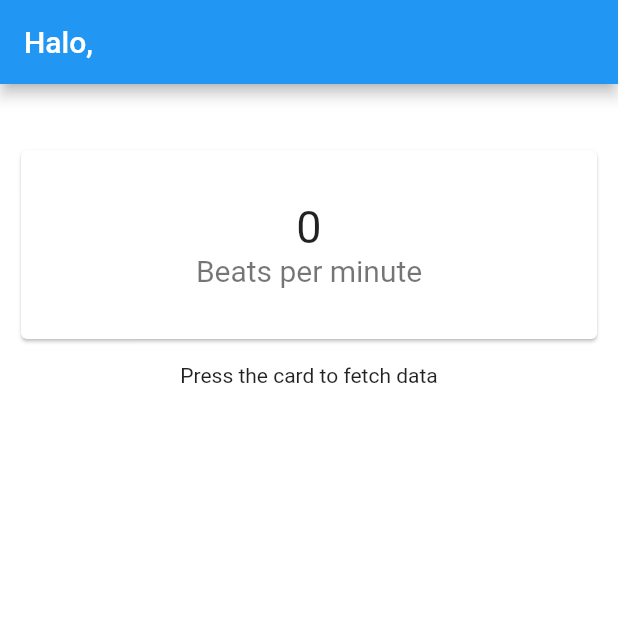
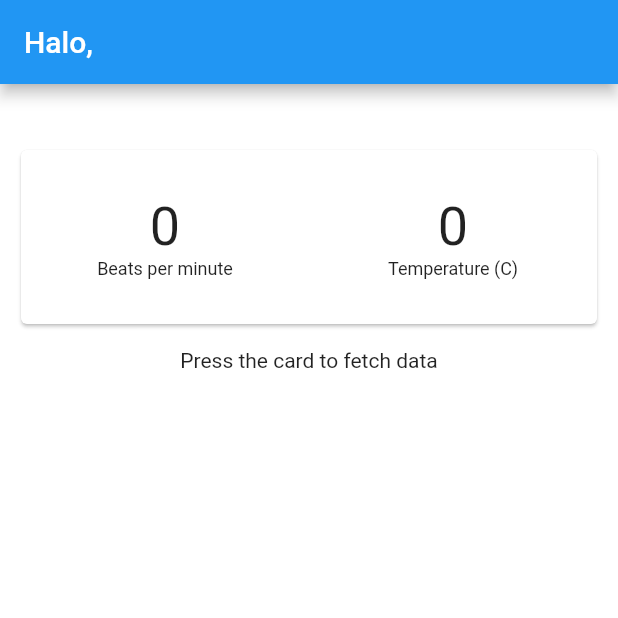
Before and after one commit to Doremu/Health-e, a Flutter app: the Home screen opened directly, on a phone screen of 412 x 824 dp, the top half of it. Run offline on Flutter 3.47's test engine with Material 2 defaults, Android fonts, the phone set to English and light mode, and no system bars; our stand-ins replace cloud_firestore, curved_navigation_bar, firebase_auth, firebase_database, firebase_storage, fluttertoast and 1 more; missing offline and left inert: health; accounts and stored records are empty.

Commit message:
update teks lagi

```diff
--- a/lib/main/home.dart
+++ b/lib/main/home.dart
@@ -189,6 +189,7 @@ class _HomeState extends State<Home> {
   String nama = '';
   double getHeartbeat = 0;
   String heartbeat = '0';
+  String temp = '0';
   @override
   Widget build(BuildContext context) {
     return new Scaffold(
@@ -205,7 +206,7 @@ class _HomeState extends State<Home> {
               child: Column(
                 children: <Widget>[
                   // _temperature(),
-                  _heartBeat(),
+                  _fetchCard(),
                   // _device(),
                   _content()
                 ],
@@ -291,8 +292,7 @@ class _HomeState extends State<Home> {
 
     return _contentNotFetched();
   }
-  Widget _heartBeat() {
-    String a = 'x';
+  Widget _fetchCard() {
     return Column(
       children: <Widget>[
         Padding(padding: EdgeInsets.only(top: 30.0),),
@@ -305,23 +305,10 @@ class _HomeState extends State<Home> {
             child: Column(
               children: <Widget>[
                 Padding(padding: EdgeInsets.only(top: 30.0),),
-                ListTile(
-                  title: Text(
-                    "$heartbeat",
-                    style: TextStyle(
-                    fontSize: 30.0,
-                    ),
-                    textAlign: TextAlign.center,
-                  ),
-
-                  subtitle: const Text(
-                    'Beats per minute',
-                    style: TextStyle(
-                      fontSize: 20.0,
-                    ),
-                    textAlign: TextAlign.center,
-                  ),
-                ),
+                Row(children: [
+                  _profileStat("Beats per minute", heartbeat),
+                  _profileStat("Temperature (C)", temp),
+                ],),
                 Padding(padding: EdgeInsets.only(top: 30.0),),
               ],
 
@@ -335,6 +322,20 @@ class _HomeState extends State<Home> {
       ],
     );
   }
+
+  Widget _profileStat(name, value) {
+    return Expanded(
+      child: Center(
+        child: Column(
+          children: [
+            Text(value, style: TextStyle(fontSize: 36.0)),
+            Text(name, style: TextStyle(fontSize: 12.0))
+          ]
+        )
+      )
+    );
+  }
+
   Widget _device() {
     return Column(
       children: <Widget>[
--- a/lib/main/profile.dart
+++ b/lib/main/profile.dart
@@ -17,7 +17,7 @@ class _ProfileState extends State<Profile> {
   String height = '';
   String weight = '';
   String bmi = '';
-  String temp = '';
+  //String temp = '';
   String umur = '';
   @override
   void initState() {
@@ -52,7 +52,7 @@ class _ProfileState extends State<Profile> {
     height = (data['HEIGHT'] * 100).toStringAsFixed(0);
     weight = data['WEIGHT'].toStringAsFixed(1);
     bmi = data['BODY_MASS_INDEX'].toStringAsFixed(2);
-    temp = data['BODY_TEMPERATURE'].toStringAsFixed(1);
+    //temp = data['BODY_TEMPERATURE'].toStringAsFixed(1);
     if(height == "0") umur = "0";
     else umur = "21";
     // heartbeat = '' + getHeartbeat.toString();
@@ -119,7 +119,7 @@ class _ProfileState extends State<Profile> {
             _profileStat("Umur",umur),
             _profileStat("Tinggi (cm)", height),
             _profileStat("Berat (kg)", weight),
-            _profileStat("Suhu Badan (C)", temp),
+            //_profileStat("Suhu Badan (C)", temp),
           ]
         ),
         Padding(padding: EdgeInsets.only(top: 16.0))
```
